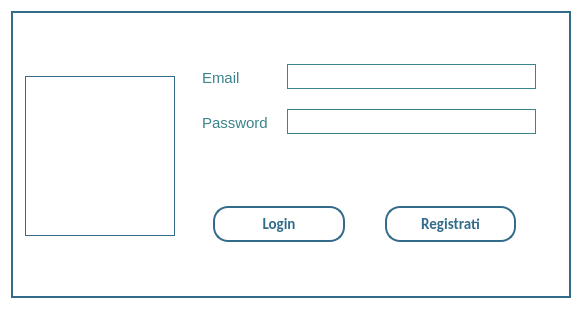
The window that Client/loginpage.ui (MarcoFlo/Google-Drive) describes before a commit, drawn with Qt 5.
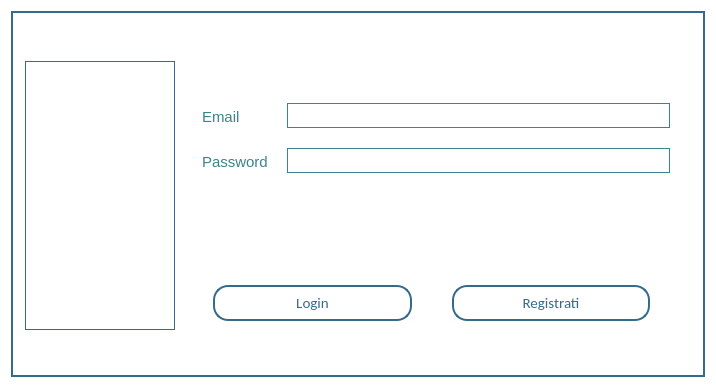
The same window after the commit. Icons and pictures are not drawn.

What changed in the file:
```diff
--- a/Client/loginpage.ui
+++ b/Client/loginpage.ui
@@ -6,8 +6,8 @@
    <rect>
     <x>0</x>
     <y>0</y>
-    <width>582</width>
-    <height>309</height>
+    <width>716</width>
+    <height>388</height>
    </rect>
   </property>
   <property name="sizePolicy">
@@ -57,8 +57,8 @@
          </property>
          <property name="maximumSize">
           <size>
-           <width>16777215</width>
-           <height>160</height>
+           <width>286</width>
+           <height>269</height>
           </size>
          </property>
          <property name="styleSheet">
@@ -372,15 +372,6 @@
                    </color>
                   </brush>
                  </colorrole>
-                 <colorrole role="PlaceholderText">
-                  <brush brushstyle="NoBrush">
-                   <color alpha="128">
-                    <red>51</red>
-                    <green>107</green>
-                    <blue>138</blue>
-                   </color>
-                  </brush>
-                 </colorrole>
                 </active>
                 <inactive>
                  <colorrole role="WindowText">
@@ -455,15 +446,6 @@
                    </color>
                   </brush>
                  </colorrole>
-                 <colorrole role="PlaceholderText">
-                  <brush brushstyle="NoBrush">
-                   <color alpha="128">
-                    <red>51</red>
-                    <green>107</green>
-                    <blue>138</blue>
-                   </color>
-                  </brush>
-                 </colorrole>
                 </inactive>
                 <disabled>
                  <colorrole role="WindowText">
@@ -538,15 +520,6 @@
                    </color>
                   </brush>
                  </colorrole>
-                 <colorrole role="PlaceholderText">
-                  <brush brushstyle="NoBrush">
-                   <color alpha="128">
-                    <red>51</red>
-                    <green>107</green>
-                    <blue>138</blue>
-                   </color>
-                  </brush>
-                 </colorrole>
                 </disabled>
                </palette>
               </property>
@@ -554,8 +527,6 @@
                <font>
                 <family>Calibri</family>
                 <pointsize>-1</pointsize>
-                <weight>75</weight>
-                <bold>true</bold>
                </font>
               </property>
               <property name="focusPolicy">
@@ -611,8 +582,6 @@
                <font>
                 <family>Calibri</family>
                 <pointsize>-1</pointsize>
-                <weight>75</weight>
-                <bold>true</bold>
                </font>
               </property>
               <property name="focusPolicy">
```
Left out of the diff: 3 changed lines with no effect on the pictures.
